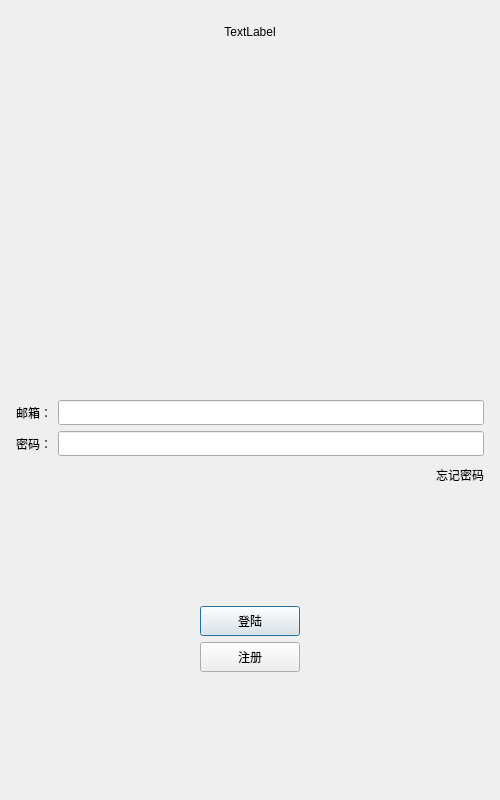
Old version of the form LoginDialog.ui in the repository SR-WYN/CHAT.
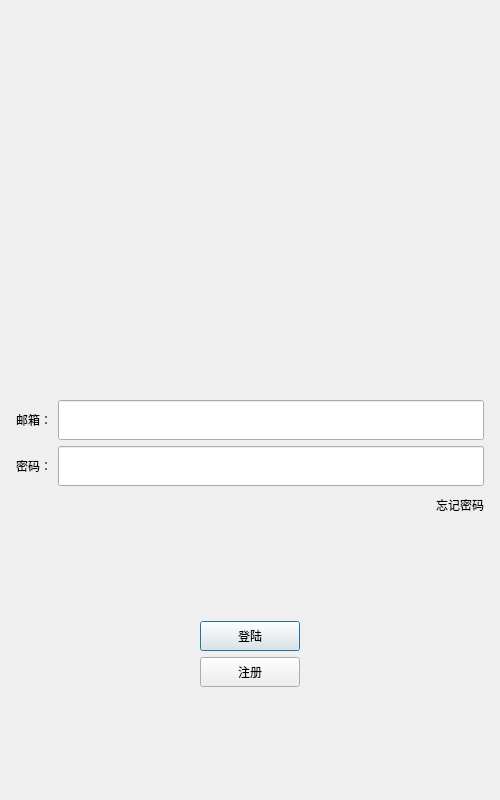
New version of the form. Icons and pictures are not drawn. Custom widgets are drawn as their Qt base class.

The edit to the form file:
```diff
--- a/LoginDialog.ui
+++ b/LoginDialog.ui
@@ -72,7 +72,7 @@
         <item row="0" column="0">
          <widget class="QLabel" name="tip_err">
           <property name="text">
-           <string>TextLabel</string>
+           <string/>
           </property>
           <property name="alignment">
            <set>Qt::AlignCenter</set>
@@ -120,13 +120,13 @@
          <property name="minimumSize">
           <size>
            <width>0</width>
-           <height>25</height>
+           <height>40</height>
           </size>
          </property>
          <property name="maximumSize">
           <size>
            <width>16777215</width>
-           <height>25</height>
+           <height>40</height>
           </size>
          </property>
          <property name="text">
@@ -162,13 +162,13 @@
          <property name="minimumSize">
           <size>
            <width>0</width>
-           <height>25</height>
+           <height>40</height>
           </size>
          </property>
          <property name="maximumSize">
           <size>
            <width>16777215</width>
-           <height>25</height>
+           <height>40</height>
           </size>
          </property>
         </widget>
```
Lines whose indentation alone changed are shown as unchanged.
